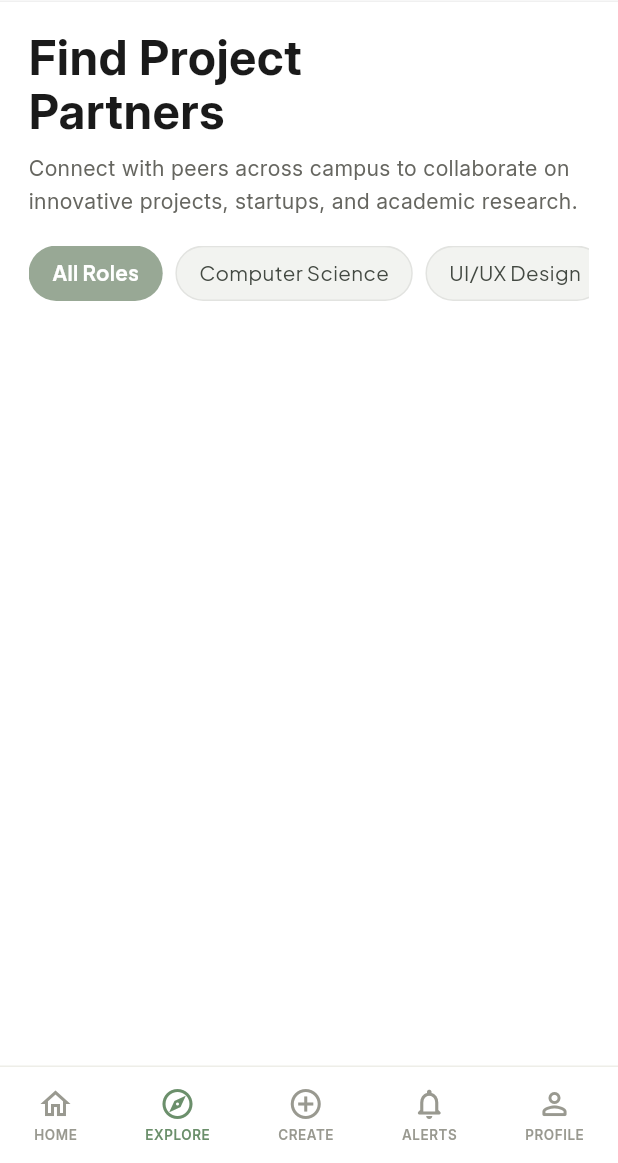
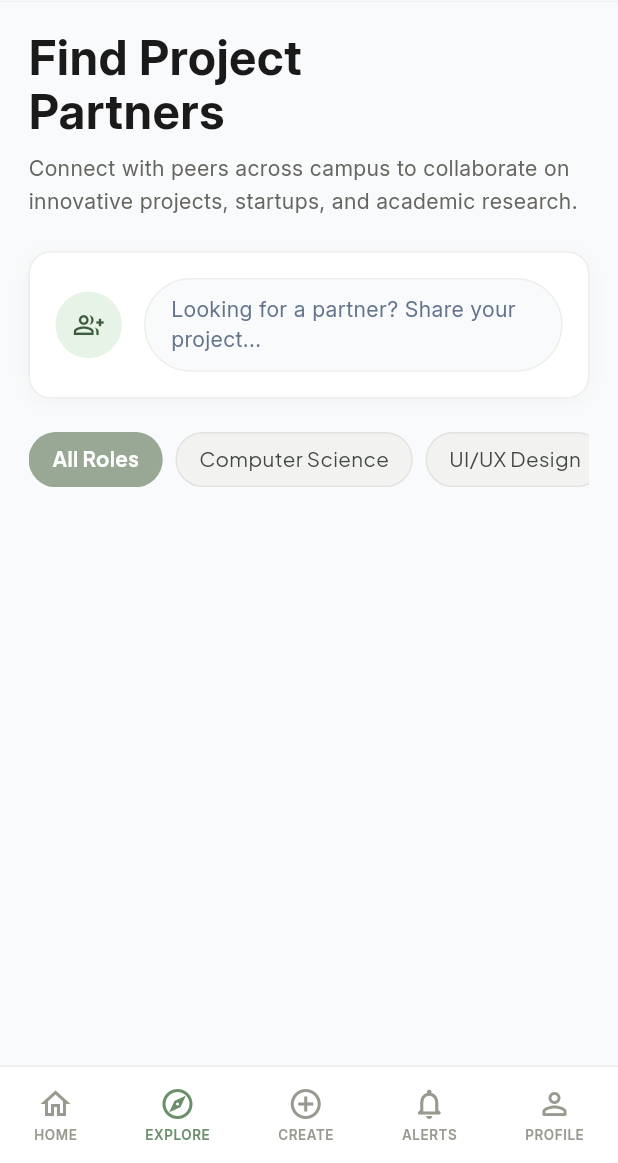
Before and after one commit to MehkaanKhan/Campus-Connect, a Flutter app: the ProjectPartnersPage screen opened by its route, on a phone screen of 412 x 824 dp, the part 73-1236 px from its top. Run offline on Flutter 3.47's test engine with Material 3 defaults, Android fonts, the phone set to English and light mode, and no system bars; our stand-ins replace flutter_dotenv, go_router, shared_preferences, supabase_flutter; accounts and stored records are empty.

```diff
--- a/lib/features/project_partners/data/datasources/project_partners_remote_datasource.dart
+++ b/lib/features/project_partners/data/datasources/project_partners_remote_datasource.dart
@@ -7,6 +7,7 @@ import '../../domain/entities/project_partner_entity.dart';
 abstract class ProjectPartnersRemoteDataSource {
   Future<List<ProjectPartnerEntity>> getProjects();
   Future<List<String>> getFilterChips();
+  Future<void> addProject(ProjectPartnerEntity project);
 }
 
 class ProjectPartnersRemoteDataSourceImpl
@@ -56,4 +57,26 @@ class ProjectPartnersRemoteDataSourceImpl
       'Engineering',
     ];
   }
+
+  @override
+  Future<void> addProject(ProjectPartnerEntity project) async {
+    final userId = SupabaseService.uid;
+
+    final inserted = await _client.from('project_listings').insert({
+      'creator_id': userId,
+      'badge': project.badge,
+      'badge_color': project.badgeColor,
+      'title': project.title,
+      'description': project.description,
+    }).select('id').single();
+
+    final listingId = inserted['id'] as String;
+
+    if (project.skills.isNotEmpty) {
+      final skillRows = project.skills
+          .map((skill) => {'listing_id': listingId, 'skill_name': skill})
+          .toList();
+      await _client.from('project_skills').insert(skillRows);
+    }
+  }
 }
--- a/lib/features/project_partners/data/repositories/project_partners_repository_impl.dart
+++ b/lib/features/project_partners/data/repositories/project_partners_repository_impl.dart
@@ -11,4 +11,7 @@ class ProjectPartnersRepositoryImpl implements ProjectPartnersRepository {
 
   @override
   Future<List<String>> getFilterChips() => remoteSource.getFilterChips();
+
+  @override
+  Future<void> addProject(ProjectPartnerEntity project) => remoteSource.addProject(project);
 }
--- a/lib/features/project_partners/domain/repositories/project_partners_repository.dart
+++ b/lib/features/project_partners/domain/repositories/project_partners_repository.dart
@@ -3,4 +3,5 @@ import '../entities/project_partner_entity.dart';
 abstract class ProjectPartnersRepository {
   Future<List<ProjectPartnerEntity>> getProjects();
   Future<List<String>> getFilterChips();
+  Future<void> addProject(ProjectPartnerEntity project);
 }
--- /dev/null
+++ b/lib/features/project_partners/domain/usecases/add_project_partner_usecase.dart
@@ -0,0 +1,12 @@
+import '../entities/project_partner_entity.dart';
+import '../repositories/project_partners_repository.dart';
+
+class AddProjectPartnerUseCase {
+  final ProjectPartnersRepository repository;
+
+  const AddProjectPartnerUseCase(this.repository);
+
+  Future<void> call(ProjectPartnerEntity project) async {
+    return repository.addProject(project);
+  }
+}
--- a/lib/features/project_partners/presentation/pages/project_partners_page.dart
+++ b/lib/features/project_partners/presentation/pages/project_partners_page.dart
@@ -6,6 +6,7 @@ import '../../../../core/widgets/campus_top_navbar.dart';
 import '../../../../core/widgets/campus_bottom_navbar.dart';
 import '../widgets/project_filter_chips.dart';
 import '../widgets/project_list.dart';
+import '../widgets/create_project_bottom_sheet.dart';
 
 class ProjectPartnersPage extends StatelessWidget {
   const ProjectPartnersPage({super.key});
@@ -13,7 +14,7 @@ class ProjectPartnersPage extends StatelessWidget {
   @override
   Widget build(BuildContext context) {
     return Scaffold(
-      backgroundColor: AppColors.cardBg,
+      backgroundColor: AppColors.pageBg,
       body: Column(
         crossAxisAlignment: CrossAxisAlignment.start,
         children: [
@@ -47,7 +48,72 @@ class ProjectPartnersPage extends StatelessWidget {
                       color: AppColors.textFaint,
                     ),
                   ),
-                  SizedBox(height: 20.h),
+                  SizedBox(height: 24.h),
+
+                  // Twitter-style project detail sharing bar
+                  Container(
+                    padding: EdgeInsets.all(16.w),
+                    decoration: BoxDecoration(
+                      color: AppColors.cardBg,
+                      borderRadius: BorderRadius.circular(14.r),
+                      border: Border.all(color: AppColors.border, width: 1),
+                      boxShadow: [
+                        BoxShadow(
+                          color: Colors.black.withValues(alpha: 0.03),
+                          blurRadius: 10,
+                          offset: const Offset(0, 2),
+                        ),
+                      ],
+                    ),
+                    child: Row(
+                      children: [
+                        Container(
+                          width: 42.w,
+                          height: 42.w,
+                          decoration: const BoxDecoration(
+                            shape: BoxShape.circle,
+                            color: Color(0xFFE8F3E8), // Beautiful light sage green bg
+                          ),
+                          child: const Icon(
+                            Icons.group_add_outlined,
+                            color: AppColors.primary,
+                            size: 20,
+                          ),
+                        ),
+                        SizedBox(width: 14.w),
+                        Expanded(
+                          child: GestureDetector(
+                            onTap: () {
+                              showModalBottomSheet(
+                                context: context,
+                                isScrollControlled: true,
+                                backgroundColor: Colors.transparent,
+                                builder: (context) => const CreateProjectBottomSheet(),
+                              );
+                            },
+                            child: Container(
+                              padding: EdgeInsets.symmetric(horizontal: 16.w, vertical: 11.h),
+                              decoration: BoxDecoration(
+                                color: AppColors.pageBg,
+                                borderRadius: BorderRadius.circular(100.r),
+                                border: Border.all(color: AppColors.border, width: 1),
+                              ),
+                              child: Text(
+                                'Looking for a partner? Share your project...',
+                                style: TextStyle(
+                                  fontSize: 13.5.sp,
+                                  color: AppColors.textSecondary,
+                                  fontWeight: FontWeight.w500,
+                                ),
+                              ),
+                            ),
+                          ),
+                        ),
+                      ],
+                    ),
+                  ),
+
+                  SizedBox(height: 24.h),
                   const ProjectFilterChips(),
                   SizedBox(height: 22.h),
                   const ProjectList(),
--- a/lib/features/project_partners/presentation/provider/project_partners_provider.dart
+++ b/lib/features/project_partners/presentation/provider/project_partners_provider.dart
@@ -1,16 +1,20 @@
 import 'package:flutter/foundation.dart';
 import '../../domain/entities/project_partner_entity.dart';
 import '../../domain/usecases/get_project_partners_usecase.dart';
+
+import '../../domain/usecases/add_project_partner_usecase.dart';
 
 enum ProjectPartnersStatus { idle, loading, success, error }
 
 class ProjectPartnersProvider extends ChangeNotifier {
   final GetProjectPartnersUsecase getProjectsUsecase;
   final GetFilterChipsUsecase getFilterChipsUsecase;
+  final AddProjectPartnerUseCase addProjectUseCase;
 
   ProjectPartnersProvider({
     required this.getProjectsUsecase,
     required this.getFilterChipsUsecase,
+    required this.addProjectUseCase,
   }) {
     _loadData();
   }
@@ -52,4 +56,29 @@ class ProjectPartnersProvider extends ChangeNotifier {
         .where((p) => p.skills.any((s) => s.toLowerCase().contains(_selectedFilter.toLowerCase())))
         .toList();
   }
+
+  Future<void> addProject(String title, String description, List<String> skills) async {
+    _status = ProjectPartnersStatus.loading;
+    notifyListeners();
+
+    try {
+      final project = ProjectPartnerEntity(
+        id: '', // Will be generated by DB
+        badge: 'ACADEMIC PROJECT',
+        badgeColor: '#8B6F4E',
+        title: title,
+        description: description,
+        skills: skills,
+      );
+
+      await addProjectUseCase(project);
+
+      // Reload to show the new project
+      await _loadData();
+    } catch (e) {
+      _status = ProjectPartnersStatus.error;
+      notifyListeners();
+      rethrow;
+    }
+  }
 }
--- a/lib/main.dart
+++ b/lib/main.dart
@@ -45,6 +45,7 @@ import 'features/create_post/presentation/provider/create_post_provider.dart';
 import 'features/project_partners/data/datasources/project_partners_remote_datasource.dart';
 import 'features/project_partners/data/repositories/project_partners_repository_impl.dart';
 import 'features/project_partners/domain/usecases/get_project_partners_usecase.dart';
+import 'features/project_partners/domain/usecases/add_project_partner_usecase.dart';
 import 'features/project_partners/presentation/provider/project_partners_provider.dart';
 
 import 'features/thread/data/datasources/thread_remote_datasource.dart';
@@ -168,6 +169,7 @@ class CampusConnectApp extends StatelessWidget {
           create: (_) => ProjectPartnersProvider(
             getProjectsUsecase:    GetProjectPartnersUsecase(ppRepo),
             getFilterChipsUsecase: GetFilterChipsUsecase(ppRepo),
+            addProjectUseCase:     AddProjectPartnerUseCase(ppRepo),
           ),
         ),
         ChangeNotifierProvider(
```
Also changed, not shown: lib/features/create_post/data/datasources/create_post_remote_datasource.dart (+13 -97 lines), lib/features/project_partners/presentation/widgets/create_project_bottom_sheet.dart (added, +168 -0 lines).
